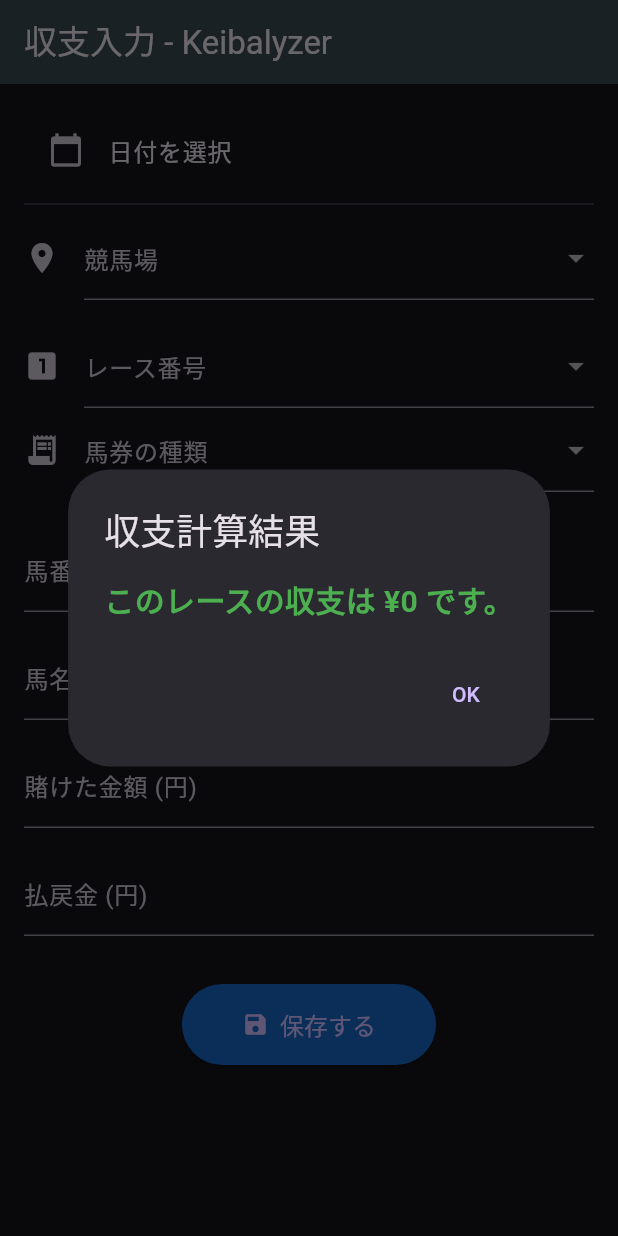
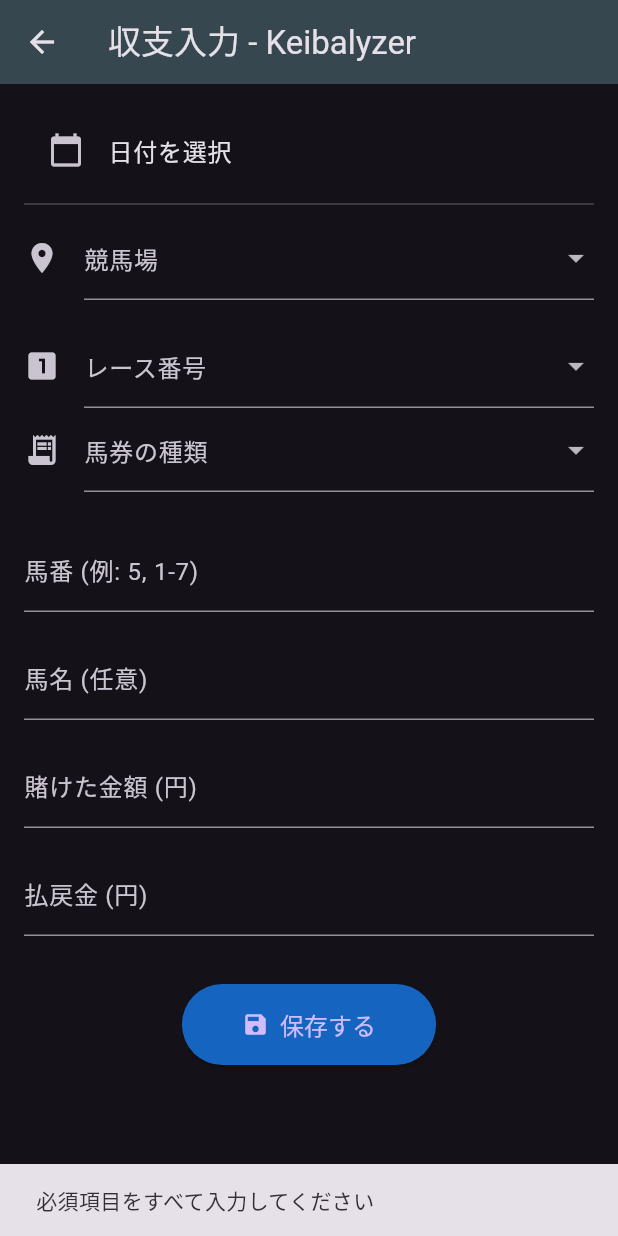
Before and after one commit to Keisuke71/keibalyzer, a Flutter app: the ShushiInputPage screen opened directly, after a tap on "保存する", on a phone screen of 412 x 824 dp. Run offline on Flutter 3.47's test engine with Material 3 defaults, Android fonts, the phone set to English and light mode, and no system bars; our stand-ins replace sqflite, sqflite_common_ffi; accounts and stored records are empty.

Commit message:
収支記録の作成機能

```diff
--- a/lib/shushi_input_page.dart
+++ b/lib/shushi_input_page.dart
@@ -1,4 +1,6 @@
 import 'package:flutter/material.dart';
+import 'package:intl/intl.dart';
+import 'database_helper.dart';
 
 class ShushiInputPage extends StatefulWidget {
   const ShushiInputPage({super.key});
@@ -207,36 +209,44 @@
                   ),
                   textStyle: const TextStyle(fontSize: 16),
                 ),
-                onPressed: () {
-                  // TODO: ここに保存処理と収支計算処理を書く
+                onPressed: () async {
+                  // 入力値を取得
+                  final date = _selectedDate != null
+                      ? DateFormat('yyyy-MM-dd').format(_selectedDate!)
+                      : '';
+                  final keibajo = _selectedKeibajo ?? '';
+                  final raceNumber = _selectedRaceNumber ?? '';
+                  final bakenType = _selectedBakenType ?? '';
+                  final baban = _babanController.text;
                   final kakekin = int.tryParse(_kakekinController.text) ?? 0;
                   final haraimodoshi =
                       int.tryParse(_haraimodoshiController.text) ?? 0;
-                  final shushi = haraimodoshi - kakekin;
 
-                  // 計算結果をダイアログで表示
-                  showDialog(
-                    context: context,
-                    builder: (context) {
-                      return AlertDialog(
-                        title: const Text('収支計算結果'),
-                        content: Text(
-                          'このレースの収支は ¥$shushi です。',
-                          style: TextStyle(
-                            color: shushi >= 0 ? Colors.green : Colors.red,
-                            fontSize: 20,
-                            fontWeight: FontWeight.bold,
-                          ),
-                        ),
-                        actions: [
-                          TextButton(
-                            onPressed: () => Navigator.of(context).pop(),
-                            child: const Text('OK'),
-                          ),
-                        ],
-                      );
-                    },
+                  // 必須項目が入力されているかチェック
+                  if (date.isEmpty ||
+                      keibajo.isEmpty ||
+                      raceNumber.isEmpty ||
+                      bakenType.isEmpty) {
+                    ScaffoldMessenger.of(context).showSnackBar(
+                      const SnackBar(content: Text('必須項目をすべて入力してください')),
+                    );
+                    return;
+                  }
+
+                  // データベースに保存
+                  final record = ShushiRecord(
+                    date: date,
+                    keibajo: keibajo,
+                    raceNumber: raceNumber,
+                    bakenType: bakenType,
+                    baban: baban,
+                    kakekin: kakekin,
+                    haraimodoshi: haraimodoshi,
                   );
+                  await DatabaseHelper.instance.create(record);
+
+                  // 保存が完了したら、前の画面（ホーム画面）に戻る
+                  Navigator.of(context).pop();
                 },
               ),
             ),
--- a/pubspec.yaml
+++ b/pubspec.yaml
@@ -31,9 +31,14 @@
   flutter:
     sdk: flutter
 
+  sqflite: ^2.3.3
+  path_provider: ^2.1.3
+  intl: ^0.19.0
+
   # The following adds the Cupertino Icons font to your application.
   # Use with the CupertinoIcons class for iOS style icons.
   cupertino_icons: ^1.0.8
+  sqflite_common_ffi: ^2.3.6
 
 dev_dependencies:
   flutter_test:
```
Also changed, not shown: lib/database_helper.dart (added, +136 -0 lines), lib/home_page.dart (added, +105 -0 lines), lib/main.dart (+11 -2 lines), lib/record_list_page.dart (added, +68 -0 lines), pubspec.lock, 1 other file.
